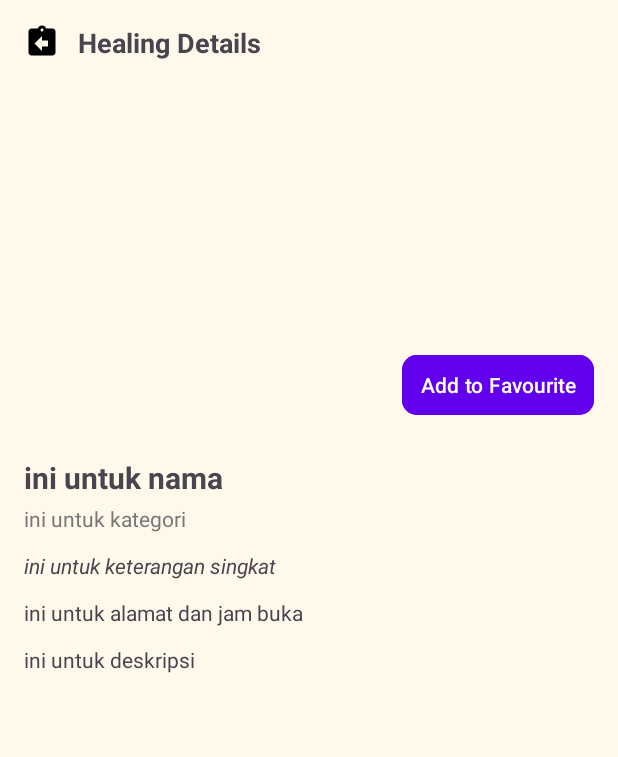
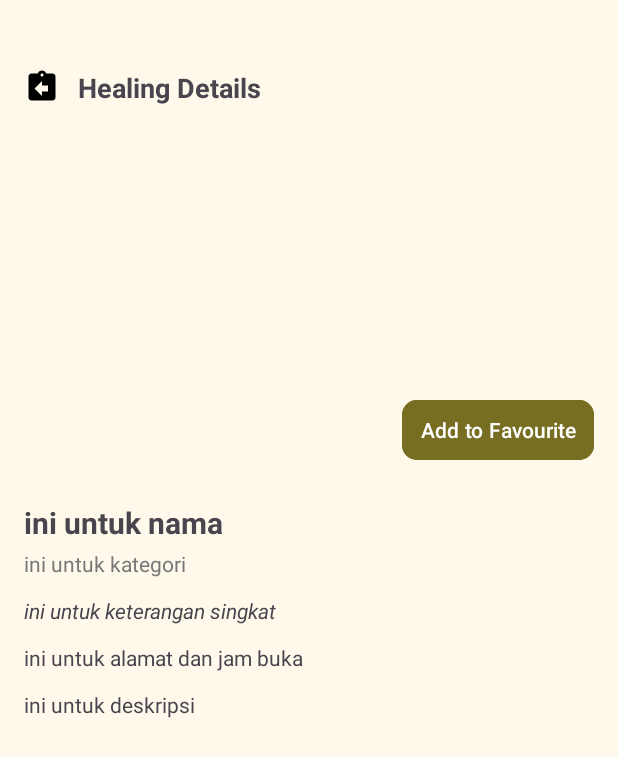
Before and after one commit to gabrielgnd1/uashealingpls, an Android app: the layout activity_healing_detail.xml on its own in the app's theme, with its tools: preview values and no code run, on a phone screen of 412 x 824 dp. Shown: the top 757 px of the screen. Run offline under Robolectric (Android 15) with nearby library versions, the phone set to English and light mode, and no system bars.

Commit message:
Fix button add favorite adjusted with app theme

```diff
--- a/app/src/main/java/com/mnkdev/uashealing23/HealingDetailActivity.kt
+++ b/app/src/main/java/com/mnkdev/uashealing23/HealingDetailActivity.kt
@@ -10,6 +10,7 @@ import androidx.core.view.WindowInsetsCompat
 import com.android.volley.Response
 import com.android.volley.toolbox.StringRequest
 import com.android.volley.toolbox.Volley
+import com.mnkdev.uashealing23.R.color.md_theme_onErrorContainer
 import com.mnkdev.uashealing23.databinding.ActivityHealingDetailBinding
 import com.mnkdev.uashealing23.databinding.ActivityMainBinding
 import com.squareup.picasso.Picasso
@@ -38,6 +39,9 @@ class HealingDetailActivity : AppCompatActivity() {
 
         if (fromFavorite) {
             binding.btnAddToFavourite.text = "REMOVE FAVOURITE"
+            binding.btnAddToFavourite.backgroundTintList = android.content.res.ColorStateList.valueOf(
+                androidx.core.content.ContextCompat.getColor(this, md_theme_onErrorContainer)
+            )
             binding.btnAddToFavourite.setCompoundDrawablesWithIntrinsicBounds(R.drawable.baseline_delete_24, 0, 0, 0)
             binding.btnAddToFavourite.setOnClickListener {
                 val userId = getSharedPreferences("USER_SESSION", MODE_PRIVATE).getInt("user_id", -1)
--- a/app/src/main/res/layout/activity_healing_detail.xml
+++ b/app/src/main/res/layout/activity_healing_detail.xml
@@ -17,25 +17,26 @@
             android:id="@+id/headerBar"
             android:layout_width="match_parent"
             android:layout_height="wrap_content"
+            android:layout_marginTop="30dp"
+            android:gravity="center_vertical"
             android:orientation="horizontal"
-            android:padding="16dp"
-            android:gravity="center_vertical">
+            android:padding="16dp">
 
             <ImageView
                 android:id="@+id/backButton"
                 android:layout_width="24dp"
                 android:layout_height="24dp"
-                android:src="@drawable/nav_logout"
-                android:contentDescription="Kembali" />
+                android:contentDescription="Kembali"
+                android:src="@drawable/nav_logout" />
 
             <TextView
                 android:id="@+id/headerTitle"
                 android:layout_width="wrap_content"
                 android:layout_height="wrap_content"
+                android:layout_marginStart="12dp"
                 android:text="Healing Details"
                 android:textSize="18sp"
-                android:textStyle="bold"
-                android:layout_marginStart="12dp" />
+                android:textStyle="bold" />
         </LinearLayout>
 
         <androidx.constraintlayout.widget.ConstraintLayout
@@ -58,16 +59,17 @@
                 android:layout_height="wrap_content"
                 android:layout_marginTop="-24dp"
                 android:layout_marginEnd="16dp"
+                android:backgroundTint="@color/md_theme_primaryContainer_mediumContrast"
                 android:drawableLeft="@null"
                 android:drawablePadding="8dp"
+                android:drawableTint="@color/md_theme_background_mediumContrast"
+                android:paddingLeft="12dp"
+                android:paddingRight="12dp"
                 android:text="Add to Favourite"
                 android:textColor="@android:color/white"
-                android:backgroundTint="#6200EE"
-                android:paddingLeft="12dp"
-                android:paddingRight="12dp"
                 app:cornerRadius="10dp"
-                app:layout_constraintTop_toBottomOf="@id/imageDetail"
-                app:layout_constraintEnd_toEndOf="parent" />
+                app:layout_constraintEnd_toEndOf="parent"
+                app:layout_constraintTop_toBottomOf="@id/imageDetail" />
 
             <TextView
                 android:id="@+id/textName"
```
